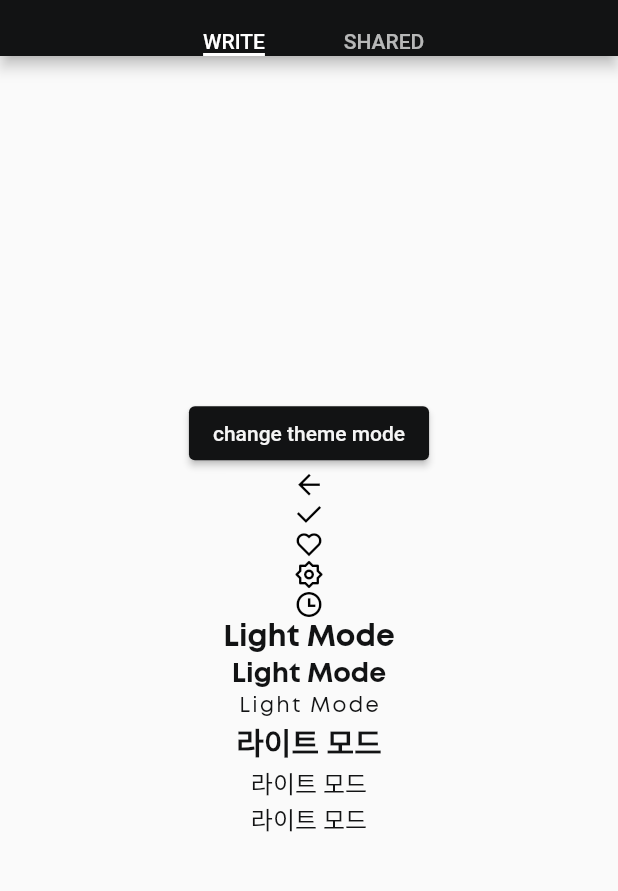
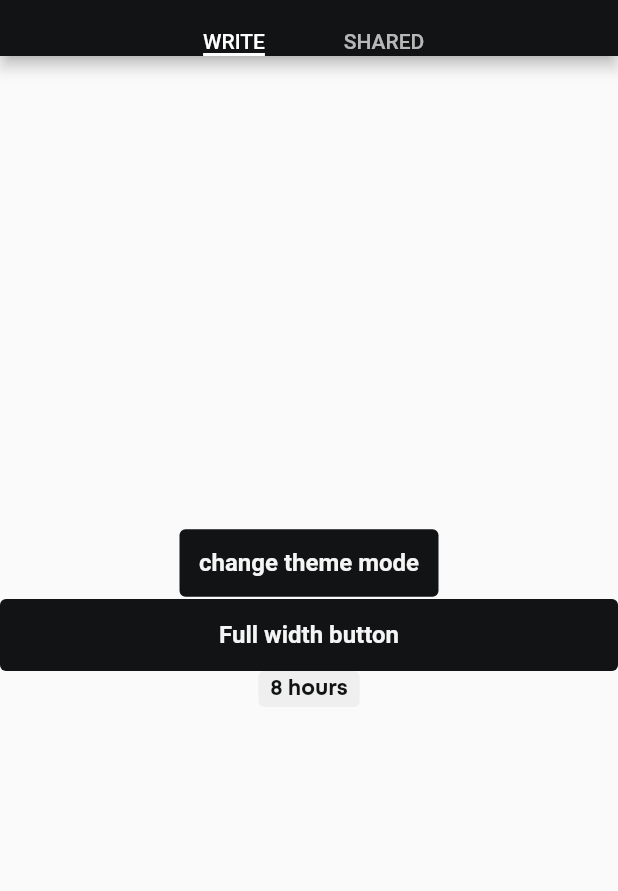
Before and after one commit to Billionaire-Project/four_hours_client, a Flutter app: the screen it shows once a user with an empty profile is signed in, on a phone screen of 412 x 824 dp, the part 58-949 px from its top. Run offline on Flutter 3.47's test engine with Material 2 defaults, Android fonts, the phone set to English and light mode, and no system bars; our stand-ins replace firebase_auth, firebase_core, flutter_riverpod, go_router, google_sign_in, shared_preferences; accounts and stored records are empty; Roboto replaces fonts that are missing (Pretendard).

Commit message:
[Add] Add common widgets

```diff
--- /dev/null
+++ b/lib/views/widgets/common_button_fill.dart
@@ -0,0 +1,17 @@
+import 'package:flutter/material.dart';
+
+class CommonButtonFill extends StatelessWidget {
+  final void Function()? onPressed;
+  final Widget child;
+  const CommonButtonFill(
+      {Key? key, required this.onPressed, required this.child})
+      : super(key: key);
+
+  @override
+  Widget build(BuildContext context) {
+    return ElevatedButton(
+      onPressed: onPressed,
+      child: child,
+    );
+  }
+}
--- /dev/null
+++ b/lib/views/widgets/common_full_width_text_button.dart
@@ -0,0 +1,32 @@
+import 'package:flutter/material.dart';
+
+class CommonFullWidthTextButton extends StatelessWidget {
+  final VoidCallback onPressed;
+  final String text;
+  const CommonFullWidthTextButton({
+    Key? key,
+    required this.onPressed,
+    required this.text,
+  }) : super(key: key);
+
+  @override
+  Widget build(BuildContext context) {
+    return InkWell(
+      onTap: onPressed,
+      child: Container(
+          width: double.infinity,
+          height: 48,
+          padding: const EdgeInsets.symmetric(vertical: 13),
+          decoration: BoxDecoration(
+              color: Theme.of(context).colorScheme.primary,
+              borderRadius: BorderRadius.circular(4)),
+          child: Center(
+            child: Text(text,
+                style: Theme.of(context)
+                    .textTheme
+                    .titleMedium!
+                    .copyWith(color: Theme.of(context).colorScheme.onPrimary)),
+          )),
+    );
+  }
+}
--- /dev/null
+++ b/lib/views/widgets/common_text_button.dart
@@ -0,0 +1,16 @@
+import 'package:flutter/material.dart';
+
+class CommonTextButton extends StatelessWidget {
+  final void Function()? onPressed;
+  final Widget child;
+  const CommonTextButton({Key? key, this.onPressed, required this.child})
+      : super(key: key);
+
+  @override
+  Widget build(BuildContext context) {
+    return TextButton(
+      onPressed: onPressed,
+      child: child,
+    );
+  }
+}
--- /dev/null
+++ b/lib/views/widgets/common_title.dart
@@ -0,0 +1,17 @@
+import 'package:flutter/material.dart';
+
+class CommonTitle extends StatelessWidget {
+  String data;
+  CommonTitle(this.data, {Key? key}) : super(key: key);
+
+  @override
+  Widget build(BuildContext context) {
+    return Text(
+      data,
+      style: Theme.of(context)
+          .textTheme
+          .headlineMedium!
+          .copyWith(fontFamily: 'Mont'),
+    );
+  }
+}
--- /dev/null
+++ b/lib/views/widgets/text_container.dart
@@ -0,0 +1,38 @@
+import 'package:flutter/material.dart';
+
+class TextContainer extends StatelessWidget {
+  final String text;
+  final TextStyle textStyle;
+  final EdgeInsets padding;
+  final BoxDecoration boxDecoration;
+
+  const TextContainer({
+    Key? key,
+    required this.text,
+    required this.textStyle,
+    required this.boxDecoration,
+    this.padding = const EdgeInsets.all(8.0),
+  }) : super(key: key);
+
+  @override
+  Widget build(BuildContext context) {
+    final textPainter = TextPainter(
+      text: TextSpan(text: text, style: textStyle),
+      maxLines: 1,
+      textDirection: TextDirection.ltr,
+    )..layout(maxWidth: double.infinity);
+
+    return Container(
+      padding: padding,
+      width: textPainter.width + padding.horizontal,
+      height: textPainter.height + padding.vertical,
+      decoration: boxDecoration,
+      child: Text(
+        text,
+        style: textStyle,
+        maxLines: 1,
+        overflow: TextOverflow.ellipsis,
+      ),
+    );
+  }
+}
--- /dev/null
+++ b/lib/views/widgets/time_label.dart
@@ -0,0 +1,20 @@
+import 'package:flutter/material.dart';
+import 'package:four_hours_client/utils/app_colors.dart';
+import 'package:four_hours_client/utils/mont_text_style.dart';
+import 'package:four_hours_client/views/widgets/text_container.dart';
+
+class TimeLabel extends StatelessWidget {
+  final String text;
+  const TimeLabel({Key? key, required this.text}) : super(key: key);
+
+  @override
+  Widget build(BuildContext context) {
+    return TextContainer(
+        text: text,
+        textStyle: MontTextStyle.labelSmall,
+        padding: const EdgeInsets.symmetric(horizontal: 8.0, vertical: 2.0),
+        boxDecoration: BoxDecoration(
+            color: AppLightColors.gray100,
+            borderRadius: BorderRadius.circular(4.0)));
+  }
+}
--- a/lib/views/write_tab/write_page.dart
+++ b/lib/views/write_tab/write_page.dart
@@ -1,8 +1,10 @@
 import 'package:flutter/material.dart';
 import 'package:flutter_riverpod/flutter_riverpod.dart';
 import 'package:four_hours_client/providers/theme_provider.dart';
-import 'package:four_hours_client/utils/custom_icons.dart';
+import 'package:four_hours_client/views/widgets/common_full_width_text_button.dart';
+import 'package:four_hours_client/views/widgets/common_text_button.dart';
 import 'package:four_hours_client/views/widgets/main_wrapper.dart';
+import 'package:four_hours_client/views/widgets/time_label.dart';
 
 class WritePage extends ConsumerWidget {
   const WritePage({Key? key}) : super(key: key);
@@ -10,75 +12,25 @@ class WritePage extends ConsumerWidget {
 
   @override
   Widget build(BuildContext context, WidgetRef ref) {
-    final isDarkMode = ref.watch(themeNotifierProvider);
     return MainWrapper(
+      child: Center(
         child: Column(
+          mainAxisSize: MainAxisSize.min,
           mainAxisAlignment: MainAxisAlignment.center,
           children: [
-          ElevatedButton(
+            CommonTextButton(
               onPressed: () =>
                   ref.read(themeNotifierProvider.notifier).changeTheme(),
               child: const Text('change theme mode'),
             ),
-          const Icon(
-            CustomIcons.arrow_left_line,
-            size: 20,
-            color: Colors.black,
+            CommonFullWidthTextButton(
+                onPressed: () {
+                  print('jay --- full width button');
+                },
+                text: 'Full width button'),
+            const TimeLabel(text: '8 hours')
+          ],
         ),
-          const Icon(
-            CustomIcons.check_line,
-            size: 20,
-            color: Colors.black,
-          ),
-          const Icon(
-            CustomIcons.heart_line,
-            size: 20,
-            color: Colors.black,
-          ),
-          const Icon(
-            CustomIcons.settings_line,
-            size: 20,
-            color: Colors.black,
-          ),
-          const Icon(
-            CustomIcons.time_line,
-            size: 20,
-            color: Colors.black,
-          ),
-          Center(
-            child: Text(isDarkMode ? 'Dark Mode' : 'Light Mode',
-                style: Theme.of(context)
-                    .textTheme
-                    .headlineSmall
-                    ?.copyWith(fontFamily: 'Mont')),
-          ),
-          Center(
-            child: Text(isDarkMode ? 'Dark Mode' : 'Light Mode',
-                style: Theme.of(context)
-                    .textTheme
-                    .titleLarge
-                    ?.copyWith(fontFamily: 'Mont')),
-          ),
-          Center(
-            child: Text(isDarkMode ? 'Dark Mode' : 'Light Mode',
-                style: Theme.of(context)
-                    .textTheme
-                    .labelSmall
-                    ?.copyWith(fontFamily: 'Mont')),
-          ),
-          Center(
-            child: Text(isDarkMode ? '다크 모드' : '라이트 모드',
-                style: Theme.of(context).textTheme.headlineSmall),
-          ),
-          Center(
-            child: Text(isDarkMode ? '다크 모드' : '라이트 모드',
-                style: Theme.of(context).textTheme.bodyMedium),
-          ),
-          Center(
-            child: Text(isDarkMode ? '다크 모드' : '라이트 모드',
-                style: Theme.of(context).textTheme.labelMedium),
-          )
-        ],
       ),
     );
   }
```
Lines whose indentation alone changed are shown as unchanged.
